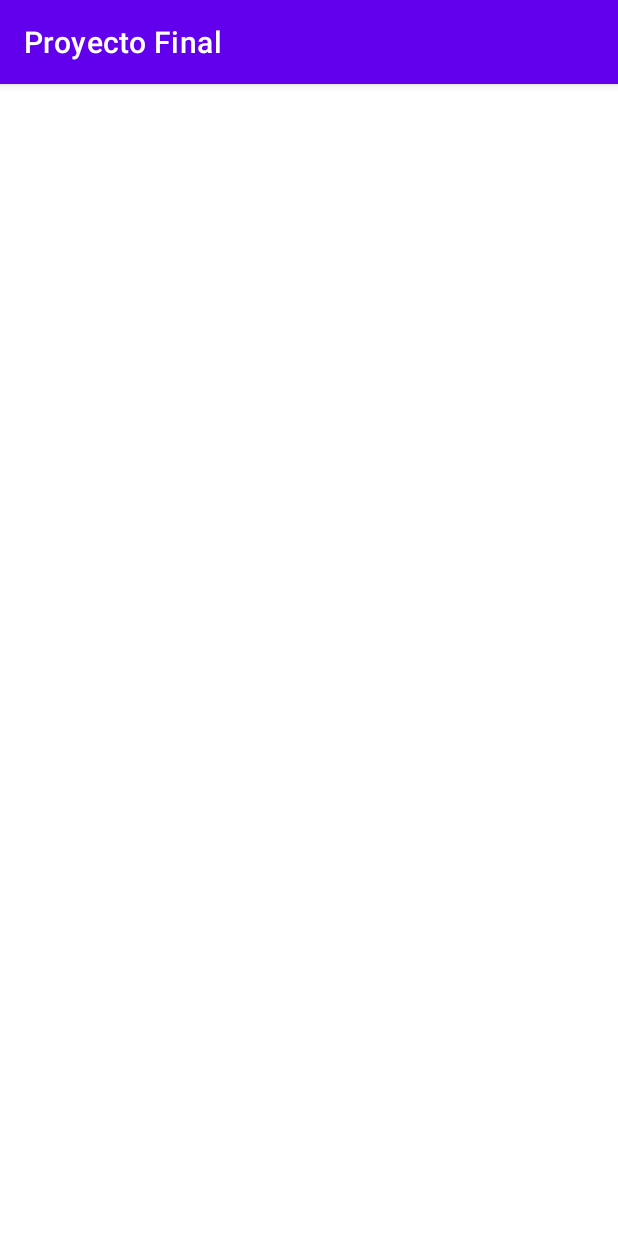
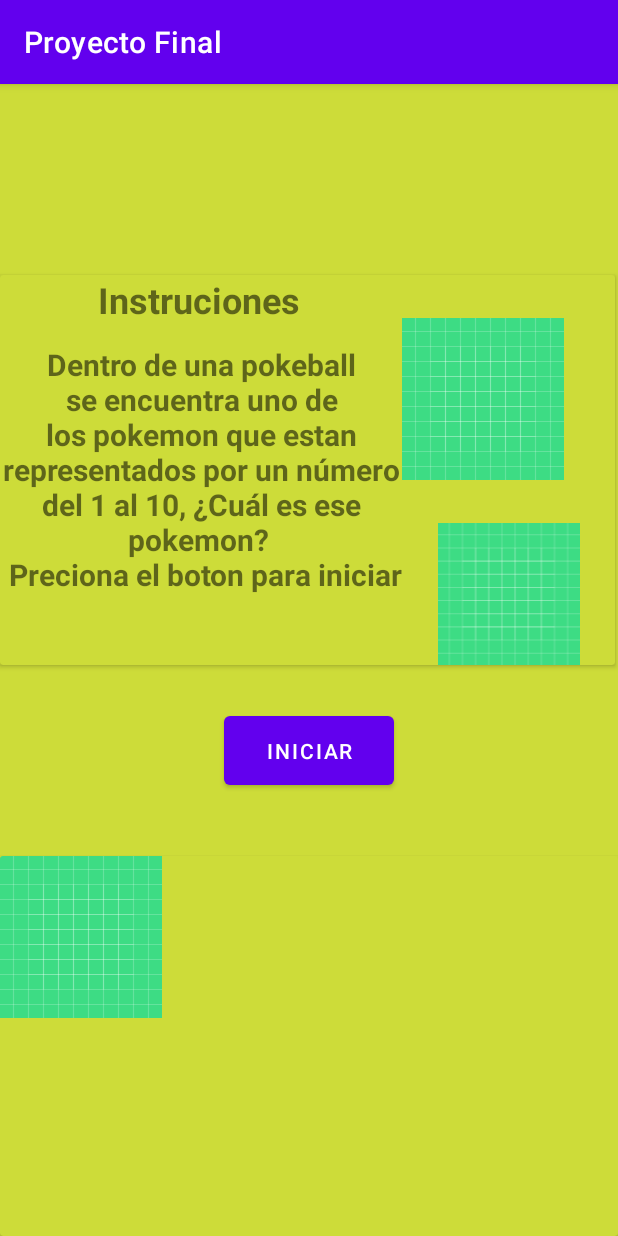
Before and after one commit to Victor8Brito/Proyecto_Final, an Android app: the AdivinaNunero screen opened directly, with no data from a screen before it, on a phone screen of 412 x 824 dp. Run offline under Robolectric (Android 15) with nearby library versions, the phone set to English and light mode, and no system bars.

Commit message:
git commit -m "Actualizar"

```diff
--- a/app/src/main/AndroidManifest.xml
+++ b/app/src/main/AndroidManifest.xml
@@ -15,6 +15,9 @@
         android:supportsRtl="true"
         android:theme="@style/Theme.ProyectoFinal"
         tools:targetApi="31">
+        <activity
+            android:name=".Juego"
+            android:exported="false" />
         <activity
             android:name=".ResultadoTablas"
             android:exported="false" />
--- a/app/src/main/java/com/example/proyectofinal/AdivinaNunero.kt
+++ b/app/src/main/java/com/example/proyectofinal/AdivinaNunero.kt
@@ -1,11 +1,21 @@
 package com.example.proyectofinal
 
+import android.content.Intent
 import androidx.appcompat.app.AppCompatActivity
 import android.os.Bundle
+import android.widget.Button
+import com.example.proyectofinal.adivinar.Juego
 
 class AdivinaNunero : AppCompatActivity() {
+    lateinit var b_iniciar: Button
     override fun onCreate(savedInstanceState: Bundle?) {
         super.onCreate(savedInstanceState)
         setContentView(R.layout.activity_adivina_nunero)
+
+        b_iniciar = findViewById(R.id.b_inicio)
+        b_iniciar.setOnClickListener {
+            val AbrirJuego = Intent(this,Juego::class.java)
+            startActivity(AbrirJuego)
+        }
     }
 }
--- a/app/src/main/res/layout/activity_adivina_nunero.xml
+++ b/app/src/main/res/layout/activity_adivina_nunero.xml
@@ -4,6 +4,105 @@
     xmlns:tools="http://schemas.android.com/tools"
     android:layout_width="match_parent"
     android:layout_height="match_parent"
+    android:background="#CDDC39"
     tools:context=".AdivinaNunero">
 
+    <androidx.cardview.widget.CardView
+        android:id="@+id/cardView"
+        android:layout_width="410dp"
+        android:layout_height="260dp"
+        android:layout_marginTop="16dp"
+        android:layout_marginEnd="8dp"
+        android:layout_marginBottom="16dp"
+        app:cardBackgroundColor="#CDDC39"
+        app:layout_constraintBottom_toBottomOf="parent"
+        app:layout_constraintEnd_toEndOf="parent"
+        app:layout_constraintHorizontal_bias="0.0"
+        app:layout_constraintStart_toStartOf="parent"
+        app:layout_constraintTop_toTopOf="parent"
+        app:layout_constraintVertical_bias="0.234">
+
+        <TextView
+            android:id="@+id/textView2"
+            android:layout_width="266dp"
+            android:layout_height="wrap_content"
+            android:gravity="center"
+            android:text="Instruciones"
+            android:textSize="24sp"
+            android:textStyle="bold" />
+
+        <LinearLayout
+            android:layout_width="match_parent"
+            android:layout_height="match_parent"
+            android:orientation="vertical">
+
+            <LinearLayout
+                android:layout_width="match_parent"
+                android:layout_height="match_parent"
+                android:orientation="horizontal">
+
+                <TextView
+                    android:id="@+id/Instruc"
+                    android:layout_width="268dp"
+                    android:layout_height="match_parent"
+                    android:gravity="center"
+                    android:text="Dentro de una pokeball se encuentra uno de los pokemon que estan representados por un número del 1 al 10, ¿Cuál es ese pokemon? \n Preciona el boton para iniciar"
+                    android:textSize="20sp"
+                    android:textStyle="bold" />
+
+                <LinearLayout
+                    android:layout_width="match_parent"
+                    android:layout_height="match_parent"
+                    android:orientation="vertical">
+
+                    <ImageView
+                        android:id="@+id/imageView"
+                        android:layout_width="wrap_content"
+                        android:layout_height="166dp"
+                        android:layout_weight="1"
+                        app:srcCompat="@drawable/ic_launcher_background" />
+
+                    <ImageView
+                        android:id="@+id/imageView14"
+                        android:layout_width="match_parent"
+                        android:layout_height="96dp"
+                        android:layout_weight="1"
+                        app:srcCompat="@drawable/ic_launcher_background" />
+                </LinearLayout>
+
+            </LinearLayout>
+        </LinearLayout>
+
+    </androidx.cardview.widget.CardView>
+
+    <Button
+        android:id="@+id/b_inicio"
+        android:layout_width="113dp"
+        android:layout_height="58dp"
+        android:layout_marginTop="28dp"
+        android:text="Iniciar"
+        app:iconTint="#F44336"
+        app:layout_constraintEnd_toEndOf="parent"
+        app:layout_constraintStart_toStartOf="parent"
+        app:layout_constraintTop_toBottomOf="@+id/cardView" />
+
+    <androidx.cardview.widget.CardView
+        android:layout_width="412dp"
+        android:layout_height="253dp"
+        android:layout_marginTop="40dp"
+        app:cardBackgroundColor="#CDDC39"
+        app:layout_constraintBottom_toBottomOf="parent"
+        app:layout_constraintEnd_toEndOf="parent"
+        app:layout_constraintHorizontal_bias="0.0"
+        app:layout_constraintStart_toStartOf="parent"
+        app:layout_constraintTop_toBottomOf="@+id/b_inicio"
+        app:layout_constraintVertical_bias="1.0">
+
+        <ImageView
+            android:id="@+id/imageView3"
+            android:layout_width="wrap_content"
+            android:layout_height="wrap_content"
+            app:srcCompat="@drawable/ic_launcher_background" />
+    </androidx.cardview.widget.CardView>
+
 </androidx.constraintlayout.widget.ConstraintLayout>
```
Also changed, not shown: app/src/main/java/com/example/proyectofinal/adivinar/Juego.kt (added, +77 -0 lines), app/src/main/res/layout/activity_juego.xml (added, +75 -0 lines), 3 other files.
